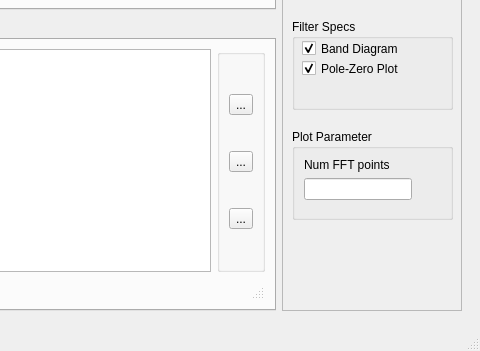
Qt form python/pyqt_filter_stacked.ui (zeroXzero/gr-filtdes) before a commit; both pictures show x 648 to 1128 and y 298 to 649 of the 1128 by 649 pixel window.
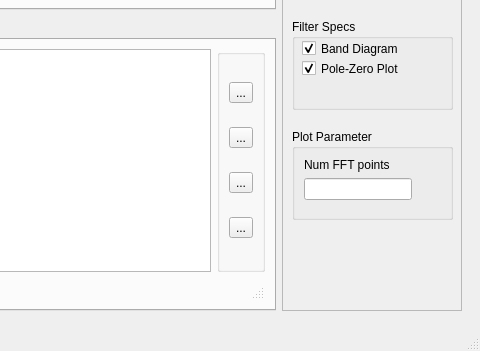
The same form after that commit. Icons and pictures are not drawn. Custom widgets are drawn as their Qt base class.

Commit message: Add pole support to PZ-plot for IIR design

What changed in the file:
```diff
--- a/python/pyqt_filter_stacked.ui
+++ b/python/pyqt_filter_stacked.ui
@@ -265,6 +265,23 @@
                   </property>
                  </widget>
                 </item>
+                <item>
+                 <widget class="QToolButton" name="addpolePush">
+                  <property name="toolTip">
+                   <string>Add pole</string>
+                  </property>
+                  <property name="text">
+                   <string>...</string>
+                  </property>
+                  <property name="icon">
+                   <iconset>
+                    <normaloff>../apps/Settings_32x32.png</normaloff>../apps/Settings_32x32.png</iconset>
+                  </property>
+                  <property name="checkable">
+                   <bool>true</bool>
+                  </property>
+                 </widget>
+                </item>
                 <item>
                  <widget class="QToolButton" name="delPush">
                   <property name="toolTip">
```
Left out of the diff: 17 changed lines with no effect on the pictures. The commit also changes 3 other files.
